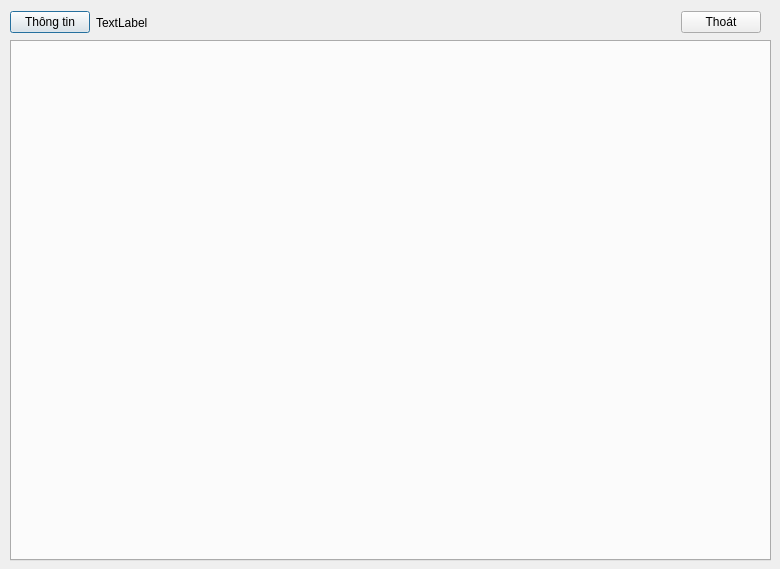
Before: the Qt Designer form Qt GUI/LIBPRO/workspace.ui in quocanh1897/LibraryPro---Qt-app, drawn with Qt 5.
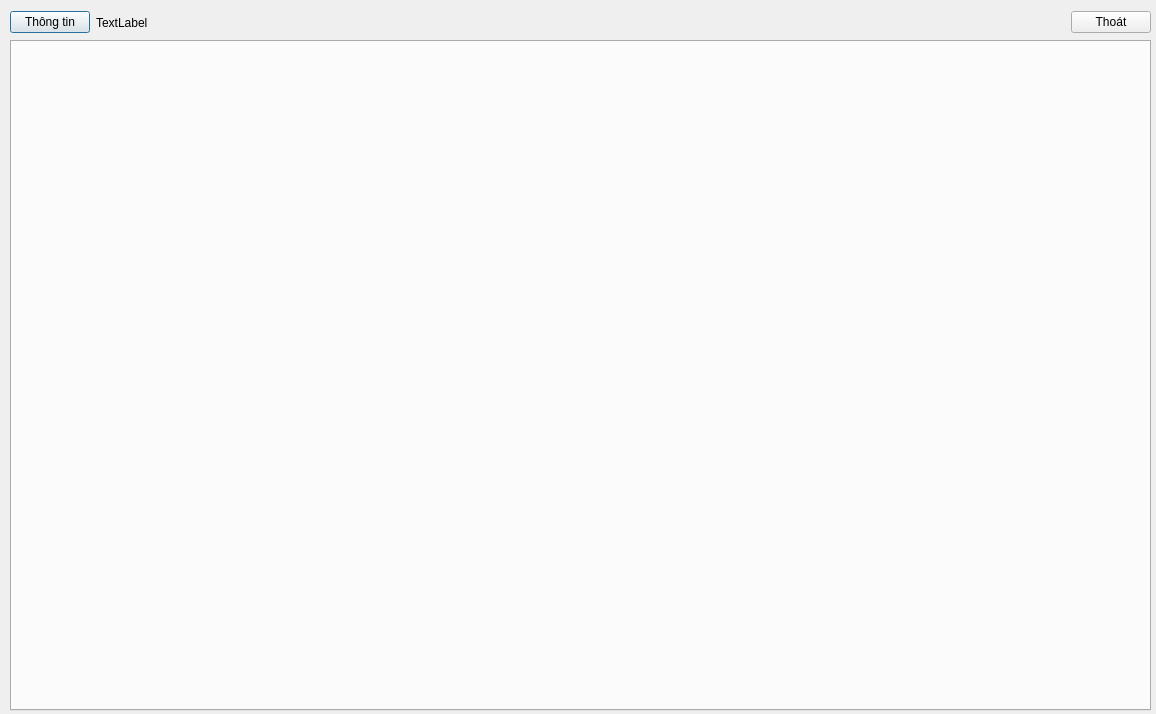
After: the same form once the commit is applied.

What changed in the file:
```diff
--- a/Qt GUI/LIBPRO/workspace.ui
+++ b/Qt GUI/LIBPRO/workspace.ui
@@ -6,8 +6,8 @@
    <rect>
     <x>0</x>
     <y>0</y>
-    <width>780</width>
-    <height>569</height>
+    <width>1156</width>
+    <height>714</height>
    </rect>
   </property>
   <property name="windowTitle">
@@ -18,17 +18,17 @@
     <rect>
      <x>10</x>
      <y>40</y>
-     <width>761</width>
-     <height>521</height>
+     <width>1141</width>
+     <height>671</height>
     </rect>
    </property>
   </widget>
-  <widget class="QWidget" name="">
+  <widget class="QWidget" name="layoutWidget">
    <property name="geometry">
     <rect>
      <x>10</x>
      <y>10</y>
-     <width>751</width>
+     <width>1141</width>
      <height>25</height>
     </rect>
    </property>
```
